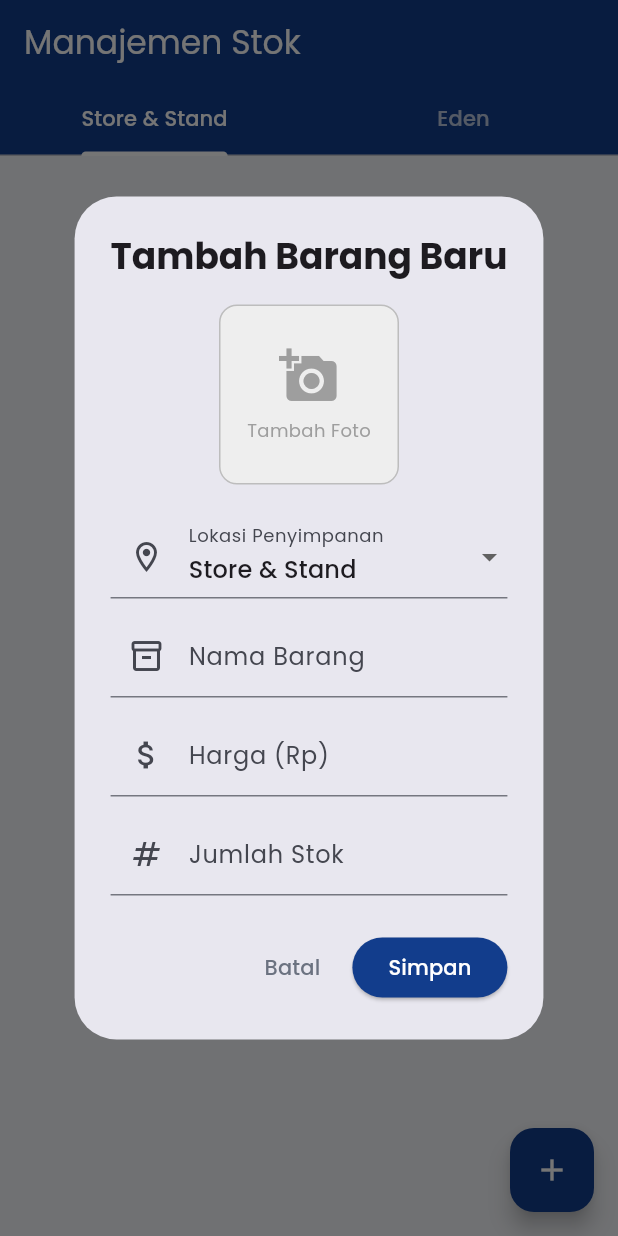
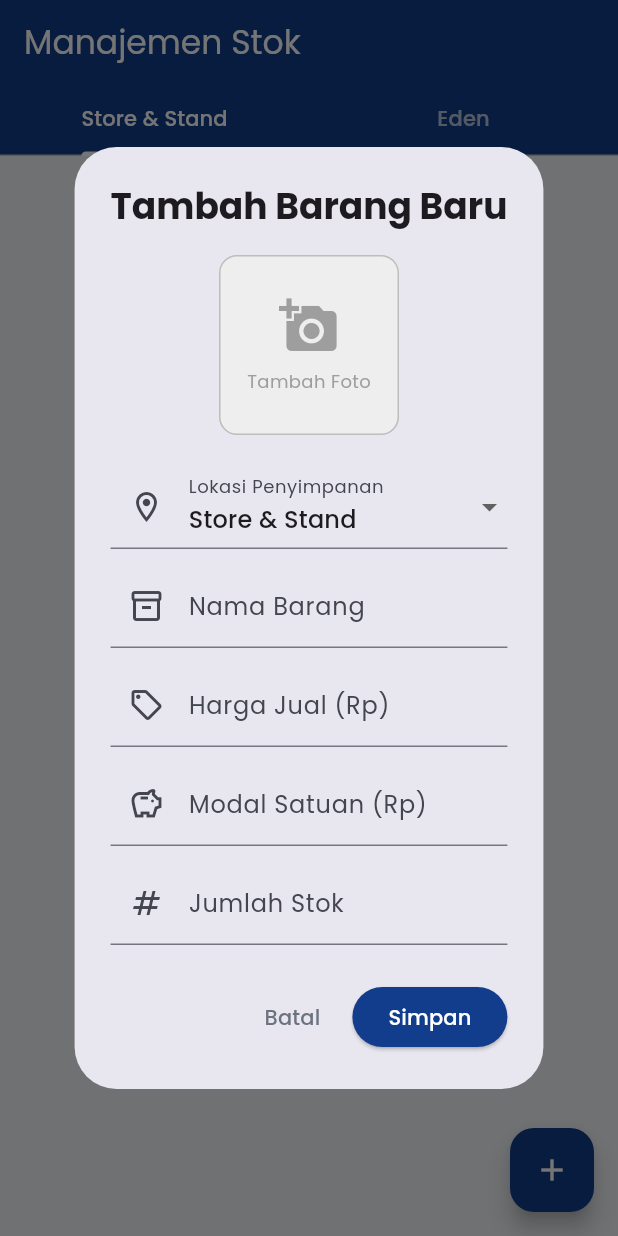
Before and after one commit to GhenAyari/BreauEdenInforsa, a Flutter app: the StockScreen screen opened directly, after a tap on the "add" icon, on a phone screen of 412 x 824 dp. Run offline on Flutter 3.47's test engine with Material 3 defaults, Android fonts, the phone set to English and light mode, and no system bars; our stand-ins replace csv, flutter_dotenv, google_fonts, image_picker, shared_preferences, supabase_flutter; missing offline and left inert: dart:html; accounts and stored records are empty.

Commit message:
tambahan modal di stock

```diff
--- a/lib/screens/stock_screen.dart
+++ b/lib/screens/stock_screen.dart
@@ -17,13 +17,13 @@ class _StockScreenState extends State<StockScreen> {
   // Inisialisasi Image Picker
   final ImagePicker _picker = ImagePicker();
 
-  // FUNGSI BARU: Helper untuk membuat List Barang berdasarkan Kategori
+  // FUNGSI: Helper untuk membuat List Barang berdasarkan Kategori
   Widget _buildProductList(String category) {
     return StreamBuilder<List<Map<String, dynamic>>>(
       stream: _supabase
           .from('products')
           .stream(primaryKey: ['id'])
-          .eq('category', category) // FILTER: Hanya ambil data sesuai kategori tab
+          .eq('category', category)
           .order('created_at', ascending: true),
       builder: (context, snapshot) {
         if (snapshot.connectionState == ConnectionState.waiting) {
@@ -60,7 +60,8 @@ class _StockScreenState extends State<StockScreen> {
                   product['name'],
                   style: const TextStyle(fontWeight: FontWeight.bold),
                 ),
-                subtitle: Text("Stok: ${product['stock']} | Rp ${product['price']}"),
+                // TAMPILAN DIPERBARUI: Menampilkan Modal juga
+                subtitle: Text("Stok: ${product['stock']} | Harga: Rp ${product['price']} | Modal: Rp ${product['modal'] ?? 0}"),
                 trailing: Row(
                   mainAxisSize: MainAxisSize.min,
                   children: [
@@ -88,6 +89,8 @@ class _StockScreenState extends State<StockScreen> {
 
     final nameController = TextEditingController(text: isEditing ? product['name'] : '');
     final priceController = TextEditingController(text: isEditing ? product['price'].toString() : '');
+    // CONTROLLER BARU: Untuk Modal
+    final modalController = TextEditingController(text: isEditing ? (product['modal']?.toString() ?? '0') : '');
     final stockController = TextEditingController(text: isEditing ? product['stock'].toString() : '');
 
     // Variabel untuk menyimpan kategori (Default: store_stand)
@@ -209,9 +212,18 @@ class _StockScreenState extends State<StockScreen> {
                     TextField(
                       controller: priceController,
                       keyboardType: TextInputType.number,
-                      decoration: const InputDecoration(labelText: 'Harga (Rp)', prefixIcon: Icon(Icons.attach_money)),
+                      decoration: const InputDecoration(labelText: 'Harga Jual (Rp)', prefixIcon: Icon(Icons.sell_outlined)),
                     ),
                     const SizedBox(height: 10),
+
+                    // INPUT BARU: Kolom Modal
+                    TextField(
+                      controller: modalController,
+                      keyboardType: TextInputType.number,
+                      decoration: const InputDecoration(labelText: 'Modal Satuan (Rp)', prefixIcon: Icon(Icons.savings_outlined)),
+                    ),
+                    const SizedBox(height: 10),
+
                     TextField(
                       controller: stockController,
                       keyboardType: TextInputType.number,
@@ -231,9 +243,10 @@ class _StockScreenState extends State<StockScreen> {
                     foregroundColor: Colors.white,
                   ),
                   onPressed: () async {
-                    if (nameController.text.isEmpty || priceController.text.isEmpty || stockController.text.isEmpty) {
+                    // Validasi bertambah: Modal wajib diisi
+                    if (nameController.text.isEmpty || priceController.text.isEmpty || stockController.text.isEmpty || modalController.text.isEmpty) {
                       ScaffoldMessenger.of(context).showSnackBar(
-                        const SnackBar(content: Text('Nama, Harga, dan Stok wajib diisi!'), backgroundColor: Colors.red),
+                        const SnackBar(content: Text('Nama, Harga, Modal, dan Stok wajib diisi!'), backgroundColor: Colors.red),
                       );
                       return;
                     }
@@ -246,6 +259,7 @@ class _StockScreenState extends State<StockScreen> {
 
                     final name = nameController.text;
                     final price = num.tryParse(priceController.text) ?? 0;
+                    final modal = num.tryParse(modalController.text) ?? 0; // TANGKAP INPUT MODAL
                     final stock = int.tryParse(stockController.text) ?? 0;
 
                     String? finalImageUrl = isEditing ? product['image_url'] : null;
@@ -263,12 +277,13 @@ class _StockScreenState extends State<StockScreen> {
                         finalImageUrl = _supabase.storage.from('product_image').getPublicUrl(fileName);
                       }
 
-                      // Susun data yang akan dikirim (termasuk Kategori)
+                      // Susun data yang akan dikirim (termasuk Modal)
                       final productData = {
                         'name': name,
                         'price': price,
+                        'modal': modal, // SIMPAN MODAL KE DATABASE
                         'stock': stock,
-                        'category': selectedCategory, // Simpan kategori ke database
+                        'category': selectedCategory,
                         'image_url': finalImageUrl,
                       };
 
@@ -345,15 +360,13 @@ class _StockScreenState extends State<StockScreen> {
 
   @override
   Widget build(BuildContext context) {
-    // Gunakan DefaultTabController untuk membuat TabBar
     return DefaultTabController(
-      length: 2, // Ada 2 Tab
+      length: 2,
       child: Scaffold(
         appBar: AppBar(
           title: const Text("Manajemen Stok"),
           backgroundColor: AppColors.primary,
           foregroundColor: Colors.white,
-          // Tambahkan TabBar di bagian bawah AppBar
           bottom: const TabBar(
             labelColor: Colors.white,
             unselectedLabelColor: Colors.white70,
@@ -364,11 +377,10 @@ class _StockScreenState extends State<StockScreen> {
             ],
           ),
         ),
-        // TabBarView untuk menampilkan isi yang berbeda di setiap tab
         body: TabBarView(
           children: [
-            _buildProductList('store_stand'), // Tab 1
-            _buildProductList('eden'),        // Tab 2
+            _buildProductList('store_stand'),
+            _buildProductList('eden'),
           ],
         ),
         floatingActionButton: FloatingActionButton(
```
